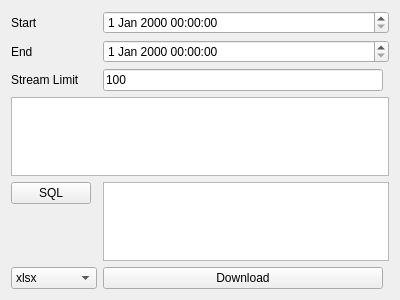
Before: the Qt Designer form gui/ui/datawidget.ui in yshao/weathergit, drawn with Qt 5.
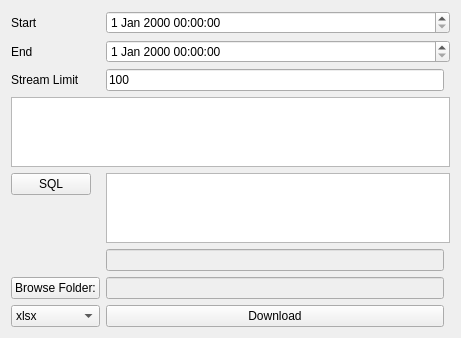
After: the same form once the commit is applied.

What changed in the file:
```diff
--- a/gui/ui/datawidget.ui
+++ b/gui/ui/datawidget.ui
@@ -6,8 +6,8 @@
    <rect>
     <x>0</x>
     <y>0</y>
-    <width>400</width>
-    <height>300</height>
+    <width>461</width>
+    <height>328</height>
    </rect>
   </property>
   <property name="windowTitle">
@@ -34,7 +34,7 @@
    <item row="0" column="2" colspan="2">
     <widget class="QDateTimeEdit" name="inStartTime"/>
    </item>
-   <item row="6" column="0" colspan="2">
+   <item row="8" column="0" colspan="2">
     <widget class="QComboBox" name="inExportType">
      <item>
       <property name="text">
@@ -64,8 +64,8 @@
      </property>
     </widget>
    </item>
-   <item row="6" column="2">
-    <widget class="QPushButton" name="inDownload">
+   <item row="8" column="2">
+    <widget class="QPushButton" name="actionDownload">
      <property name="text">
       <string>Download</string>
      </property>
@@ -81,6 +81,27 @@
    <item row="4" column="2" rowspan="2" colspan="2">
     <widget class="QTextBrowser" name="outSql"/>
    </item>
+   <item row="6" column="2">
+    <widget class="QLineEdit" name="outDataType">
+     <property name="enabled">
+      <bool>false</bool>
+     </property>
+    </widget>
+   </item>
+   <item row="7" column="2">
+    <widget class="QLineEdit" name="outFilePath">
+     <property name="enabled">
+      <bool>false</bool>
+     </property>
+    </widget>
+   </item>
+   <item row="7" column="0" colspan="2">
+    <widget class="QPushButton" name="actionBrowseFolder">
+     <property name="text">
+      <string>Browse Folder:</string>
+     </property>
+    </widget>
+   </item>
   </layout>
  </widget>
  <resources/>
```
